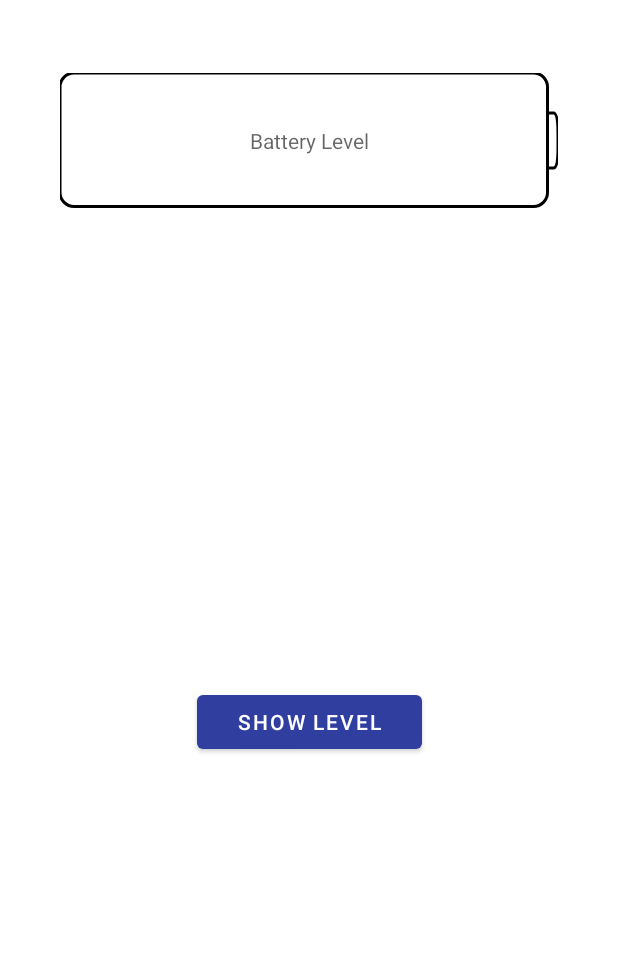
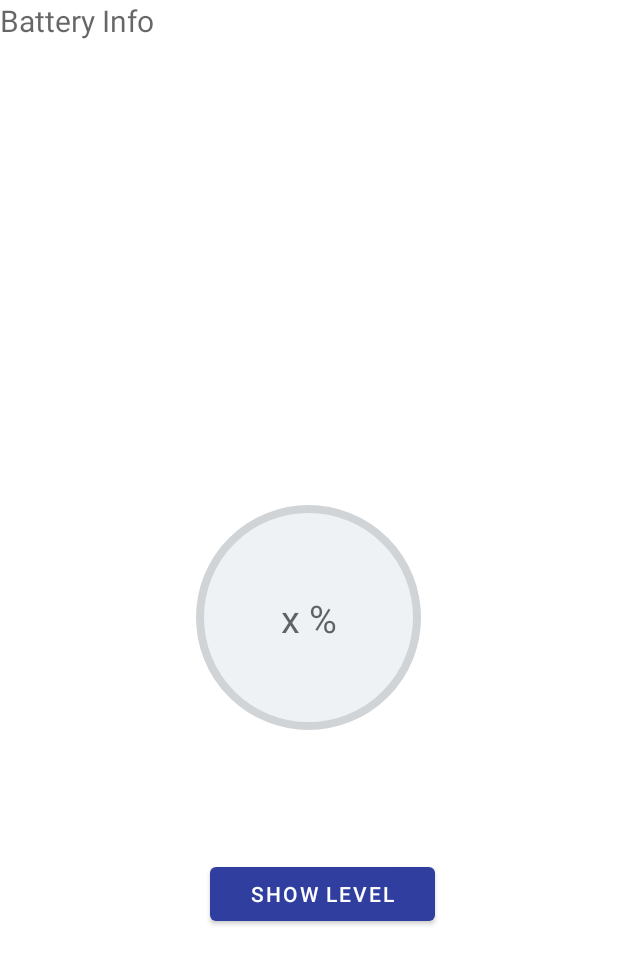
Before and after one commit to IoanaMarin1106/PowerConsumption, an Android app: the layout fragment_start.xml on its own in the app's theme, with its tools: preview values and no code run, on a phone screen of 412 x 824 dp. Shown: the top 964 px of the screen. Run offline under Robolectric (Android 15) with nearby library versions, the phone set to English and light mode, and no system bars.

Commit message:
update battery level draw

```diff
--- a/app/src/main/java/com/example/powerconsumptionapp/startfragment/StartFragment.kt
+++ b/app/src/main/java/com/example/powerconsumptionapp/startfragment/StartFragment.kt
@@ -15,11 +15,12 @@ import androidx.navigation.findNavController
 import androidx.navigation.ui.NavigationUI
 import com.example.powerconsumptionapp.R
 import com.example.powerconsumptionapp.databinding.FragmentStartBinding
-import com.example.powerconsumptionapp.startfragment.battery.BatteryLevelIndicator
 import kotlinx.coroutines.delay
 import kotlinx.coroutines.launch
 import android.content.BroadcastReceiver
 import android.content.Context
+import android.icu.number.Scale
+import kotlin.math.roundToInt
 
 
 class StarterFragment : Fragment() {
@@ -37,19 +38,24 @@ class StarterFragment : Fragment() {
         )
 
         viewLifecycleOwner.lifecycleScope.launch {
-            // Battery level percentage - text view
-            val batteryLevelIndicator: BatteryLevelIndicator = binding.batteryLevelIndicatorView
             val batteryStatus: Intent? = IntentFilter(Intent.ACTION_BATTERY_CHANGED).let {
                 context?.registerReceiver(null, it)
             }
 
+            var level: Int = 0
+            var scale: Int = 0
+
             // Get battery Level
-            val batteryPct: Float? = batteryStatus?.let {
-                val level: Int = it.getIntExtra(BatteryManager.EXTRA_LEVEL, -1)
-                val scale: Int = it.getIntExtra(BatteryManager.EXTRA_SCALE, -1)
-                level * 100 / scale.toFloat()
+            val batteryPct: Int? = batteryStatus?.let {
+                level = it.getIntExtra(BatteryManager.EXTRA_LEVEL, -1)
+                scale = it.getIntExtra(BatteryManager.EXTRA_SCALE, -1)
+                (level * 100 / scale.toFloat())?.roundToInt()
             }
-            binding.textView.text = batteryPct.toString()
+
+            ("Battery Scale: $scale\nBattery Level: $level\nBattery Percentage: $batteryPct%").also { binding.textViewInfo.text = it }
+            binding.tvBatteryPercentage.text = "${batteryPct}%"
+            batteryPct?.let { binding.progressBar.setProgress(it) }
+
         }
 
         binding.showBatteryLevel.setOnClickListener {
--- a/app/src/main/java/com/example/powerconsumptionapp/startfragment/battery/BatteryColorBoundary.kt
+++ /dev/null
@@ -1,8 +0,0 @@
-package com.example.powerconsumptionapp.startfragment.battery
-
-import androidx.annotation.ColorInt
-
-data class BatteryColorBoundary (
-    var topBound: Int,
-    @ColorInt var color: Int
-)
--- a/app/src/main/java/com/example/powerconsumptionapp/startfragment/battery/BatteryLevelIndicator.kt
+++ /dev/null
@@ -1,229 +0,0 @@
-package com.example.powerconsumptionapp.startfragment.battery
-
-import android.content.Context
-import android.content.res.TypedArray
-import android.graphics.Canvas
-import android.graphics.Color
-import android.graphics.CornerPathEffect
-import android.graphics.Paint
-import android.graphics.Path
-import android.graphics.RectF
-import android.util.AttributeSet
-import android.util.Log
-import android.view.View
-import androidx.annotation.ColorInt
-import androidx.core.content.ContextCompat.getColor
-import com.example.powerconsumptionapp.R
-
-class BatteryLevelIndicator @JvmOverloads constructor(
-    context: Context,
-    attrs: AttributeSet? = null,
-    defStyleAttr: Int = 0
-) : View(context, attrs, defStyleAttr) {
-
-    /*
-        Region inside the border -> battery percentage
-    */
-    private var cornerRadius: Float = 4f
-    private var colorBounds: MutableList<BatteryColorBoundary> = mutableListOf()
-    //endregion
-
-    /*
-         Battery border
-     */
-    private var borderPaint = Paint().apply {
-        color = getColor(context, R.color.battery_border)
-        style = Paint.Style.STROKE
-    }
-    private var borderRect = RectF()
-    private var borderStroke: Float = 4.0f
-
-    /*
-         Battery percentage
-      */
-    private var progressMaxEndingPosition = 0f
-    private var percentagePaint = Paint().apply {
-        pathEffect = CornerPathEffect(cornerRadius)
-        strokeCap = Paint.Cap.ROUND
-        isAntiAlias = true
-        style = Paint.Style.FILL
-    }
-
-    /*
-      End
-   */
-    private var endingPath = Path()
-    private var endRectPaint =
-        Paint().apply {
-            style = Paint.Style.STROKE
-            pathEffect = CornerPathEffect(cornerRadius)
-            strokeCap = Paint.Cap.ROUND
-            isAntiAlias = true
-        }
-    private var endPaintHeightPercent = 40
-    private var endPaintWidthPercent = 2
-
-    @ColorInt
-    var borderColor: Int = Color.WHITE
-        set(@ColorInt value) {
-            borderPaint.color = value
-            endRectPaint.color = value
-            field = value
-            invalidate()
-        }
-
-    var borderWidth: Float = 0f
-        set(value) {
-            borderPaint.strokeWidth = value
-            endRectPaint.strokeWidth = value
-            field = value
-            invalidate()
-        }
-
-    private var percentRect = RectF()
-    var percentage: Float = 50f
-        set(value) {
-            field = when {
-                percentage > 100f -> {
-                    100f
-                }
-                percentage < 0f -> {
-                    0f
-                }
-                else -> {
-                    value
-                }
-            }
-            invalidate()
-        }
-
-    fun setColorBoundary(boundary: BatteryColorBoundary) {
-        colorBounds.add(boundary)
-        colorBounds.sortBy { it.topBound }
-        invalidate()
-    }
-    //endregion
-
-    init {
-        init(attrs)
-    }
-
-    private fun init(attrs: AttributeSet?) {
-        val typedValue =
-            context.obtainStyledAttributes(attrs, R.styleable.BatteryLevelIndicator)
-        try {
-            readAttributes(typedValue)
-        } finally {
-            typedValue.recycle()
-        }
-    }
-
-    override fun onMeasure(widthMeasureSpec: Int, heightMeasureSpec: Int) {
-        val measureHeight = getDefaultSize(suggestedMinimumHeight, heightMeasureSpec)
-        val measureWidth = getDefaultSize(suggestedMinimumWidth, widthMeasureSpec)
-        setMeasuredDimension(measureWidth, measureHeight)
-
-        // End
-        val rightRectStart = measureWidth - endPaintWidthPercent * measureWidth / 100
-        val rightRectTop = measureHeight * ((100 - endPaintHeightPercent) / 2) / 100
-        val rightRectBottom = measureHeight - rightRectTop
-        val rightRectWidth = measureWidth - rightRectStart
-        endingPath = endingPath.apply {
-            moveTo(rightRectStart.toFloat(), rightRectTop.toFloat())
-            lineTo(measureWidth.toFloat(), rightRectTop.toFloat())
-            lineTo(measureWidth.toFloat(), rightRectBottom.toFloat())
-            lineTo(rightRectStart.toFloat(), rightRectBottom.toFloat())
-        }
-
-        // Border
-        val borderLeft = 0f
-        val borderTop = 0f
-        val borderRight = (measureWidth - borderStroke / 2) - rightRectWidth.toFloat()
-        val borderBottom = measureHeight - borderStroke / 2
-        borderRect.set(borderLeft, borderTop, borderRight, borderBottom)
-
-        // Progress
-        val progressLeft = borderStroke / 2
-        val progressTop = borderStroke / 2
-        progressMaxEndingPosition = measureWidth - rightRectWidth.toFloat() - borderStroke
-        val progressBottom = measureHeight - borderStroke / 2
-        percentRect.set(progressLeft, progressTop, progressMaxEndingPosition, progressBottom)
-    }
-
-    /*
-        Draw path, battery level and border on canvas
-     */
-    override fun onDraw(canvas: Canvas) {
-        Log.d("[IOANA]", "percentage: ${percentage}")
-        drawPercentage(canvas, percentage)
-        drawBatteryBody(canvas)
-        drawEndPath(canvas)
-    }
-
-    /*
-        Path and RectF will be combined together => drawn on Canvas
-     */
-    private fun drawBatteryBody(canvas: Canvas) {
-        canvas.drawRoundRect(borderRect, cornerRadius, cornerRadius, borderPaint)
-    }
-
-    private fun drawPercentage(canvas: Canvas, percentage: Float) {
-        percentagePaint.color = getPercentColor(percentage)
-
-        // Calculate the right position to display the battery percentage
-        percentRect.right =
-            progressMaxEndingPosition + (percentRect.left - progressMaxEndingPosition) * (100 - percentage) / 100
-        canvas.drawRoundRect(percentRect, cornerRadius / 1.5f, cornerRadius / 1.5f, percentagePaint)
-    }
-
-    private fun drawEndPath(canvas: Canvas) {
-        canvas.drawPath(endingPath, endRectPaint)
-    }
-
-    private fun getPercentColor(percent: Float): Int {
-        return colorBounds.sortedBy {
-            it.topBound
-        }.firstOrNull {
-            it.topBound >= percent
-        }?.color ?: Color.TRANSPARENT
-    }
-    private fun readAttributes(typedValue: TypedArray) {
-        percentage = typedValue.getFloat(R.styleable.BatteryLevelIndicator_percent, 0f)
-        Log.d("[IOANA]", "PERCENT IN readAttributes: ${percentage}")
-        cornerRadius =
-            typedValue.getDimension(R.styleable.BatteryLevelIndicator_cornerRadius, 14f)
-                .also {
-                    endRectPaint.pathEffect = CornerPathEffect(it * 1.5f)
-                }
-
-        borderStroke =
-            typedValue.getDimension(R.styleable.BatteryLevelIndicator_borderStrokeSize, 4f)
-                .also {
-                    borderPaint.strokeWidth = it
-                    endRectPaint.strokeWidth = it
-                }
-
-        typedValue.getColor(
-            R.styleable.BatteryLevelIndicator_borderStrokeColor,
-            Color.BLACK
-        ).also {
-            borderPaint.color = it
-            endRectPaint.color = it
-        }
-
-        val lowLevelColor = typedValue.getColorStateList(
-            R.styleable.BatteryLevelIndicator_lowLevelColor
-        )?.defaultColor ?: Color.RED
-        val normalLevelColor = typedValue.getColorStateList(
-            R.styleable.BatteryLevelIndicator_normalLevelColor
-        )?.defaultColor ?: Color.YELLOW
-        val excellentLevelColor = typedValue.getColorStateList(
-            R.styleable.BatteryLevelIndicator_excellentLevelColor
-        )?.defaultColor ?: Color.GREEN
-        colorBounds = mutableListOf(
-            BatteryColorBoundary(25, lowLevelColor),
-            BatteryColorBoundary(75, normalLevelColor),
-            BatteryColorBoundary(100, excellentLevelColor)
-        )
-    }
-}
--- /dev/null
+++ b/app/src/main/res/drawable/progressbar_states.xml
@@ -0,0 +1,32 @@
+<?xml version="1.0" encoding="utf-8"?>
+<layer-list xmlns:android="http://schemas.android.com/apk/res/android">
+    <item android:id="@android:id/background">
+        <shape
+            android:shape="oval">
+            <stroke
+                android:width="5dp"
+                android:color="#d0d4d7"
+                />
+            <solid android:color="#eef2f5"/>
+        </shape>
+    </item>
+    <item android:id="@android:id/progress">
+        <clip android:clipOrientation="vertical" android:gravity="bottom">
+            <shape
+                android:shape="oval">
+                <stroke
+                    android:width="5dp"
+                    android:color="#ff0001"
+                    />
+                <gradient
+                    android:startColor="#7fc97c"
+                    android:endColor="#99f396"
+                    android:centerColor="#89e386"
+                    android:angle="270"
+                    android:gradientRadius="50"
+                    android:centerY=".50"
+                    />
+            </shape>
+        </clip>
+    </item>
+</layer-list>
--- a/app/src/main/res/layout/fragment_start.xml
+++ b/app/src/main/res/layout/fragment_start.xml
@@ -2,50 +2,51 @@
     xmlns:tools="http://schemas.android.com/tools"
     xmlns:app="http://schemas.android.com/apk/res-auto">
 
-    <androidx.constraintlayout.widget.ConstraintLayout
+    <RelativeLayout
         android:id="@+id/batteryPercentage"
         android:layout_width="match_parent"
-        android:layout_height="match_parent"
-        android:background="@color/white">
+        android:layout_height="match_parent">
 
-        <com.example.powerconsumptionapp.startfragment.battery.BatteryLevelIndicator
-            android:id="@+id/batteryLevelIndicatorView"
-            android:layout_width="match_parent"
-            android:layout_height="90dp"
-            android:layout_marginStart="40dp"
-            android:layout_marginEnd="40dp"
-            app:borderStrokeSize="2dp"
-            app:excellentLevelColor="@color/green"
-            app:layout_constraintBottom_toBottomOf="parent"
-            app:layout_constraintEnd_toEndOf="parent"
-            app:layout_constraintHorizontal_bias="0.0"
-            app:layout_constraintStart_toStartOf="parent"
-            app:layout_constraintTop_toTopOf="parent"
-            app:layout_constraintVertical_bias="0.066"
-            app:lowLevelColor="@color/red"
-            app:normalLevelColor="@color/orange"
-            tools:percent="45" />
+
+        <ProgressBar
+            android:id="@+id/progressBar"
+            android:layout_width="150dp"
+            android:layout_height="150dp"
+            style="@android:style/Widget.ProgressBar.Horizontal"
+            android:progressDrawable="@drawable/progressbar_states"
+            android:layout_centerInParent="true"/>
+
+        <TextView
+            android:id="@+id/tv_batteryPercentage"
+            android:layout_width="wrap_content"
+            android:layout_height="wrap_content"
+            android:layout_centerInParent="true"
+            android:hint="x %"
+            android:textColor="@color/black"
+            android:textSize="25dp" />
+
+        <TextView
+            android:id="@+id/textViewInfo"
+            android:layout_width="wrap_content"
+            android:layout_height="wrap_content"
+            android:hint="Battery Info"
+            android:textSize="20dp" />
 
         <Button
             android:id="@+id/showBatteryLevel"
             android:layout_width="150dp"
             android:layout_height="wrap_content"
+            android:layout_alignParentEnd="true"
+            android:layout_alignParentBottom="true"
+            android:layout_marginEnd="122dp"
+            android:layout_marginBottom="204dp"
             android:text="Show level"
             app:layout_constraintBottom_toBottomOf="parent"
             app:layout_constraintEnd_toEndOf="parent"
             app:layout_constraintStart_toStartOf="parent"
-            app:layout_constraintTop_toBottomOf="@+id/batteryLevelIndicatorView" />
+            app:layout_constraintTop_toTopOf="parent" />
 
-        <TextView
-            android:id="@+id/textView"
-            android:layout_width="wrap_content"
-            android:layout_height="wrap_content"
-            android:hint="Battery Level"
-            app:layout_constraintBottom_toBottomOf="@+id/batteryLevelIndicatorView"
-            app:layout_constraintEnd_toEndOf="@+id/batteryLevelIndicatorView"
-            app:layout_constraintStart_toStartOf="@+id/batteryLevelIndicatorView"
-            app:layout_constraintTop_toTopOf="@+id/batteryLevelIndicatorView" />
 
-    </androidx.constraintlayout.widget.ConstraintLayout>
+    </RelativeLayout>
 
 </layout>
```
